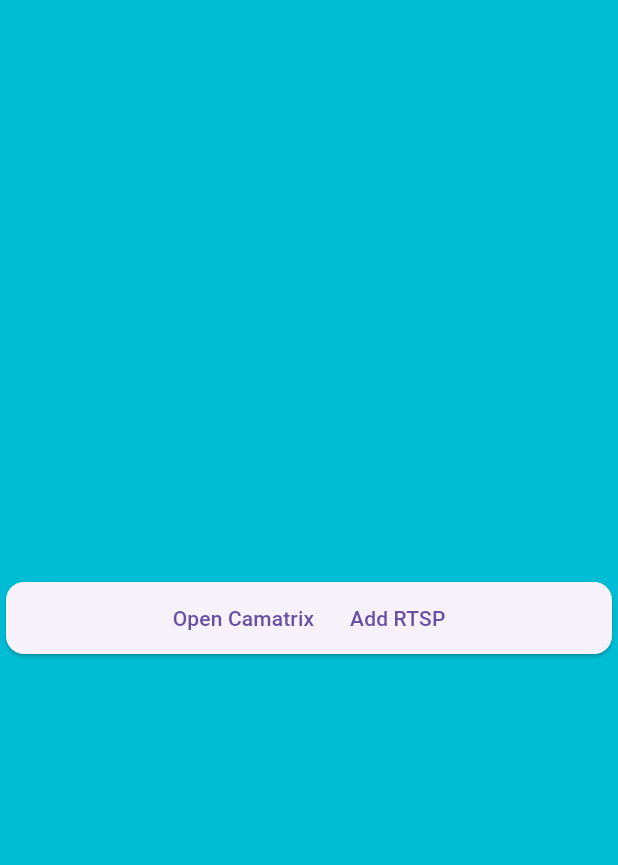
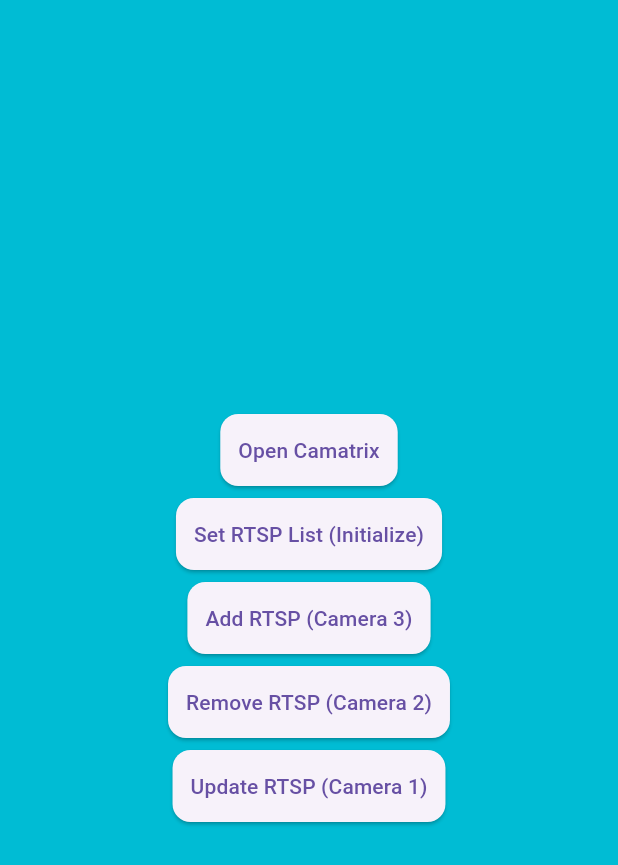
Before and after one commit to omortie/camatrix, a Flutter app: the screen it shows after launch, after a tap on "Open Camatrix", on a phone screen of 412 x 824 dp. Shown: the top 865 px of the screen. Run offline on Flutter 3.47's test engine with Material 3 defaults, Android fonts, the phone set to English and light mode, and no system bars; our stand-ins replace logger, shared_preferences; missing offline and left inert: desktop_multi_window, media_kit, media_kit_video; statements that could not run were skipped.

Commit message:
added API for camatrix client

```diff
--- a/lib/main.dart
+++ b/lib/main.dart
@@ -19,8 +19,6 @@ const mockRTSPData = [
 
 void main(List<String> args) {
   if (args.firstOrNull == 'multi_window') {
-    final windowId = int.parse(args[1]);
-
     runApp(Camatrix());
   } else {
     // runApp(Camatrix(rtspData: mockRTSPData));
@@ -43,40 +41,101 @@ class _MyAppState extends State<MyApp> {
       home: Container(
         color: Colors.cyan,
         child: Center(
-          child: Card(
-            clipBehavior: Clip.antiAlias,
-            child: Row(
-              mainAxisAlignment: MainAxisAlignment.center,
-              children: [
-                TextButton(
-                  onPressed: () async {
-                    final window = await DesktopMultiWindow.createWindow(
-                        jsonEncode(mockRTSPData));
-                    window
-                      ..center()
-                      ..setTitle('Camatrix')
-                      ..show();
-                    setState(() {
-                      slaveWindowId = window.windowId;
-                    });
-                  },
+          child: Column(
+            mainAxisAlignment: MainAxisAlignment.center,
+            children: [
+              Card(
+                child: TextButton(
+                  onPressed: openCamatrix,
                   child: const Text("Open Camatrix"),
                 ),
-                TextButton(
-                  onPressed: () => addRTSPToCamatrix(),
-                  child: const Text("Add RTSP"),
-                )
-              ],
-            ),
+              ),
+              Card(
+                child: TextButton(
+                  onPressed: setRTSPInCamatrix,
+                  child: const Text("Set RTSP List (Initialize)"),
+                ),
+              ),
+              Card(
+                child: TextButton(
+                  onPressed: addRTSPToCamatrix,
+                  child: const Text("Add RTSP (Camera 3)"),
+                ),
+              ),
+              Card(
+                child: TextButton(
+                  onPressed: removeRTSPFromCamatrix,
+                  child: const Text("Remove RTSP (Camera 2)"),
+                ),
+              ),
+              Card(
+                child: TextButton(
+                  onPressed: updateRTSPInCamatrix,
+                  child: const Text("Update RTSP (Camera 1)"),
+                ),
+              )
+            ],
           ),
         ),
       ),
     );
   }
 
+  void openCamatrix() async {
+    final window =
+        await DesktopMultiWindow.createWindow(jsonEncode(mockRTSPData));
+    window
+      ..center()
+      ..setTitle('Camatrix')
+      ..show();
+    setState(() {
+      slaveWindowId = window.windowId;
+    });
+    debugPrint("Camatrix window id: $slaveWindowId");
+  }
+
+  void setRTSPInCamatrix() async {
+    final result = await DesktopMultiWindow.invokeMethod(
+      slaveWindowId,
+      "setRTSP",
+      jsonEncode(mockRTSPData),
+    );
+    debugPrint("result initialize set RTSP: $result");
+  }
+
   void addRTSPToCamatrix() async {
     final result = await DesktopMultiWindow.invokeMethod(
-        slaveWindowId, "setRTSP", jsonEncode(mockRTSPData));
-    debugPrint("result: $result");
+      slaveWindowId,
+      "addRTSP",
+      jsonEncode({
+        'name': 'Camera 3',
+        'url': 'rtsp://admin:camteam524@31.154.52.236:10500',
+        'frameRate': 20,
+      }),
+    );
+    debugPrint("result adding RTSP: $result");
+  }
+
+  void removeRTSPFromCamatrix() async {
+    final result = await DesktopMultiWindow.invokeMethod(
+      slaveWindowId,
+      "removeRTSP",
+      jsonEncode({"name": "Camera 2"}),
+    );
+    debugPrint("result removing RTSP: $result");
+  }
+
+  void updateRTSPInCamatrix() async {
+    final result = await DesktopMultiWindow.invokeMethod(
+      slaveWindowId,
+      "updateRTSP",
+      jsonEncode({
+        "name": "Camera 1",
+        "url":
+            "rtsp://rtspstream:96d01209a52bb876d5c33853d6431f21@zephyr.rtsp.stream/movie",
+        "frameRate": 30,
+      }),
+    );
+    debugPrint("result updating RTSP: $result");
   }
 }
--- a/lib/rtsp.dart
+++ b/lib/rtsp.dart
@@ -3,7 +3,11 @@ part 'rtsp.g.dart';
 
 @JsonSerializable()
 class RTSP {
-  const RTSP({required this.name, required this.url, this.frameRate = 20});
+  const RTSP({
+    required this.name,
+    required this.url,
+    this.frameRate = 20,
+  });
 
   final String url;
   final String name;
--- a/lib/rtsp_state.dart
+++ b/lib/rtsp_state.dart
@@ -1,9 +1,30 @@
 import 'dart:collection';
+import 'dart:convert';
 import 'package:camatrix/rtsp.dart';
 import 'package:flutter/material.dart';
+import 'package:logger/logger.dart';
+
+class DuplicateItemException implements Exception {
+  final String message;
+
+  DuplicateItemException(this.message);
+
+  @override
+  String toString() => 'DuplicateItemException: $message';
+}
+
+class NoSuchElementException implements Exception {
+  final String message;
+
+  NoSuchElementException(this.message);
+
+  @override
+  String toString() => 'NoSuchElementException: $message';
+}
 
 class RTSPState extends ChangeNotifier {
   final List<RTSP> _rtspList = [];
+  final logger = Logger();
 
   RTSPState({List<Map<String, dynamic>> rtspData = const []}) {
     setRTSPList(rtspData);
@@ -17,12 +38,45 @@ class RTSPState extends ChangeNotifier {
     }
   }
 
+  void setRTSPListFromDynamic(dynamic rtspData) {
+    try {
+      // Decode JSON safely using jsonDecode()
+      final decodedData = jsonDecode(rtspData);
+
+      // Check if the decoded data is a List
+      if (decodedData is List) {
+        // Map each element to a Map<String, dynamic>, ensuring it's a Map
+        final rtspReceived = decodedData
+            .map((e) => e is Map<String, dynamic> ? e : null)
+            .whereType<Map<String, dynamic>>()
+            .toList();
+
+        setRTSPList(rtspReceived);
+      } else {
+        // Handle the case where the decoded data is not a List
+        logger.d(
+            "Invalid data format: Expected a List, but got ${decodedData.runtimeType}");
+      }
+    } catch (error) {
+      // Handle any errors during decoding or type checks
+      logger.d("Error decoding JSON: $error");
+      rethrow;
+    }
+  }
+
   UnmodifiableListView<RTSP> get rtspList => UnmodifiableListView(_rtspList);
 
   void add(RTSP newRTSP) {
-    _rtspList.add(newRTSP);
+    // Make sure that new rtsp name is unique
 
-    notifyListeners();
+    if (_rtspList.every((element) => element.name != newRTSP.name)) {
+      _rtspList.add(newRTSP);
+      notifyListeners();
+    } else {
+      logger.d("Error: Duplicate name '${newRTSP.name}' found in the list.");
+      throw DuplicateItemException(
+          "An RTSP with the name '${newRTSP.name}' already exists.");
+    }
   }
 
   void removeAll() {
@@ -32,4 +86,25 @@ class RTSPState extends ChangeNotifier {
       notifyListeners();
     }
   }
+
+  void removeByName(String name) {
+    _rtspList.removeWhere((element) => element.name == name);
+
+    notifyListeners();
+  }
+
+  void updateRTSP(RTSP updatedRTSP) {
+    int oldRTSPIndex =
+        _rtspList.indexWhere((element) => element.name == updatedRTSP.name);
+
+    if (oldRTSPIndex == -1) {
+      debugPrint("Specified name doesn't exist in RTSP list");
+      throw NoSuchElementException(
+          "RTSP specified with name ${updatedRTSP.name} doesn't exist");
+    } else {
+      _rtspList[oldRTSPIndex] = updatedRTSP;
+
+      notifyListeners();
+    }
+  }
 }
```
Also changed, not shown: lib/camatrix_app.dart (+43 -5 lines).
